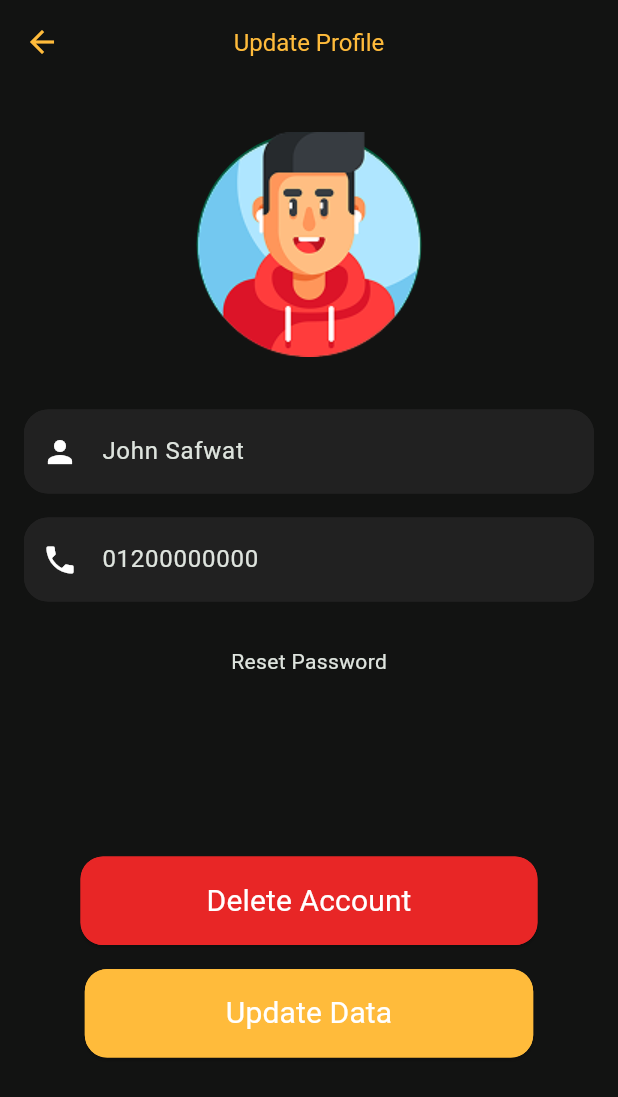
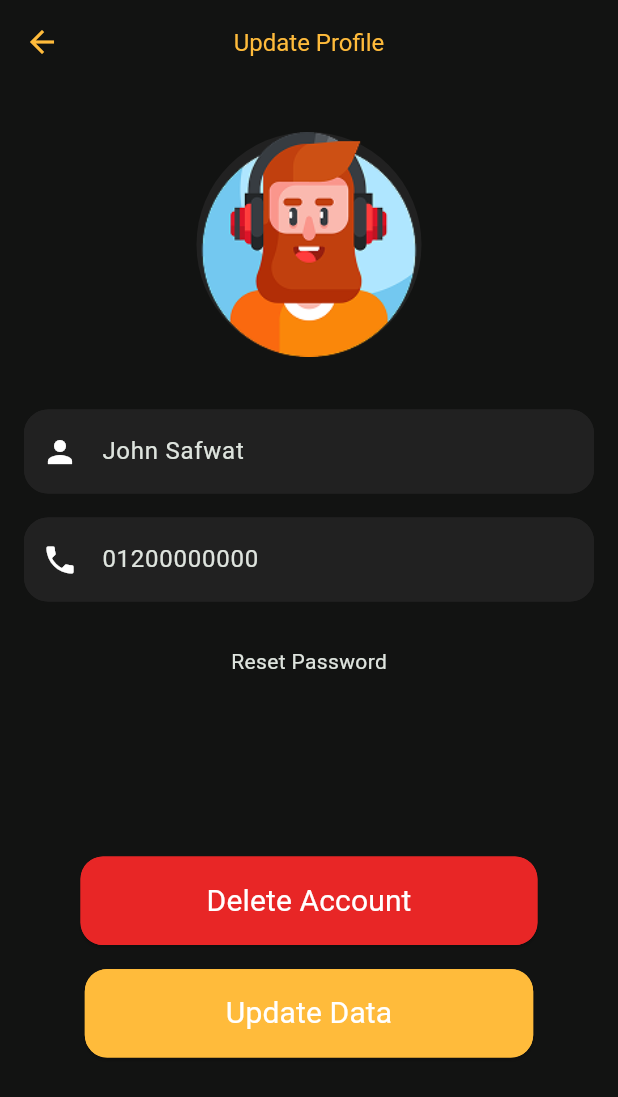
Before and after one commit to 7odsa/movies_flutter, a Flutter app: the screen it shows after launch, after a tap on "Edit Profile", on a phone screen of 412 x 824 dp. Shown: the top 1097 px of the screen. Run offline on Flutter 3.47's test engine with Material 3 defaults, Android fonts, the phone set to English and light mode, and no system bars; our stand-ins replace get_it.

Commit message:
- profile - update_profile

```diff
--- /dev/null
+++ b/lib/feat/profile/presentation/providers/profile_provider.dart
@@ -0,0 +1,24 @@
+import 'package:flutter/material.dart';
+
+class ProfileProvider extends ChangeNotifier {
+  String _userName = 'John Safwat';
+  String _phoneNumber = '01200000000';
+  String _selectedAvatar = 'assets/profile1.png';
+
+
+  String get userName => _userName;
+  String get phoneNumber => _phoneNumber;
+  String get selectedAvatar => _selectedAvatar;
+
+  final List<String> availableAvatars = List.generate(
+    9,
+    (index) => 'assets/profile${index + 1}.png',
+  );
+
+  void updateProfile({String? name, String? phone, String? avatar}) {
+    if (name != null) _userName = name;
+    if (phone != null) _phoneNumber = phone;
+    if (avatar != null) _selectedAvatar = avatar;
+    notifyListeners();
+  }
+}
--- a/lib/feat/profile/presentation/screens/profile_tap.dart
+++ b/lib/feat/profile/presentation/screens/profile_tap.dart
@@ -2,7 +2,9 @@ import 'package:flutter/material.dart';
 import 'package:movies_flutter/_core/constants/app_routs.dart';
 import 'package:movies_flutter/_core/constants/app_style.dart';
 import 'package:movies_flutter/_core/constants/colors.dart';
+import 'package:movies_flutter/feat/profile/presentation/providers/profile_provider.dart';
 import 'package:movies_flutter/feat/profile/presentation/widgets/custom_elevated_buttom.dart';
+import 'package:provider/provider.dart';
 
 class ProfileTap extends StatefulWidget {
   const ProfileTap({super.key});
@@ -14,7 +16,6 @@ class ProfileTap extends StatefulWidget {
 class _ProfileTapState extends State<ProfileTap>
     with SingleTickerProviderStateMixin {
   late final TabController _tabController;
-  String userName = 'John Safwat';
 
   @override
   void initState() {
@@ -32,18 +33,26 @@ class _ProfileTapState extends State<ProfileTap>
     Tab(
       child: Column(
         mainAxisSize: MainAxisSize.min,
+        mainAxisAlignment: MainAxisAlignment.center,
         children: [
-          Icon(Icons.list, color: ColorsApp.yellow),
-          Text('Watch List', style: AppStyle.textTheme.bodySmall),
+          Icon(Icons.list, color: ColorsApp.yellow, size: 20),
+          SizedBox(height: 4),
+          Text('Watch List',
+            style: AppStyle.textTheme.bodySmall?.copyWith(fontSize: 12),
+          ),
         ],
       ),
     ),
     Tab(
       child: Column(
         mainAxisSize: MainAxisSize.min,
+        mainAxisAlignment: MainAxisAlignment.center,
         children: [
-          Icon(Icons.folder, color: ColorsApp.yellow),
-          Text('History', style: AppStyle.textTheme.bodySmall),
+          Icon(Icons.folder, color: ColorsApp.yellow, size: 20),
+          SizedBox(height: 4),
+          Text('History',
+            style: AppStyle.textTheme.bodySmall?.copyWith(fontSize: 12),
+          ),
         ],
       ),
     ),
@@ -88,16 +97,22 @@ class _ProfileTapState extends State<ProfileTap>
   }
 
   Widget buildTabBar() {
-    return TabBar(
+    return Container(
+      height: 70,
+      child: TabBar(
         controller: _tabController,
         tabs: _tabs,
         padding: EdgeInsets.symmetric(vertical: 5),
         indicatorColor: ColorsApp.yellow,
         dividerHeight: 0,
+
+      ),
     );
   }
 
-  Widget buildProfileDetails() => Row(
+  Widget buildProfileDetails() {
+    return Consumer<ProfileProvider>(
+      builder: (context, profileProvider, child) => Row(
         mainAxisAlignment: MainAxisAlignment.center,
         children: [
           Column(
@@ -105,11 +120,11 @@ class _ProfileTapState extends State<ProfileTap>
             children: [
               CircleAvatar(
                 radius: 50,
-            backgroundColor: Colors.blue,
-            child: Image.asset('assets/gamer (1).png'),
+                backgroundColor: ColorsApp.gray,
+                child: Image.asset(profileProvider.selectedAvatar),
               ),
               SizedBox(height: 15),
-          Text(userName, style: AppStyle.textTheme.titleMedium),
+              Text(profileProvider.userName, style: AppStyle.textTheme.titleMedium),
             ],
           ),
           SizedBox(width: 26),
@@ -129,21 +144,18 @@ class _ProfileTapState extends State<ProfileTap>
             ],
           ),
         ],
+      ),
     );
+  }
 
   Widget buildElevatedButtonEditProfile() => CustomElevatedButton(
     horizontal: 26,
     vertical: 12,
     onClick: () async {
-      final updatedName = await Navigator.push(
+      await Navigator.push(
         context,
         AppRouts.updateProfile(),
       );
-      if (updatedName != null) {
-        setState(() {
-          userName = updatedName;
-        });
-      }
     },
     text: 'Edit Profile',
     textStyle: TextStyle(
--- a/lib/feat/profile/presentation/screens/update_profile.dart
+++ b/lib/feat/profile/presentation/screens/update_profile.dart
@@ -1,8 +1,12 @@
 import 'package:flutter/material.dart';
 import 'package:movies_flutter/_core/constants/app_style.dart';
 import 'package:movies_flutter/_core/constants/colors.dart';
+import 'package:movies_flutter/feat/profile/presentation/providers/profile_provider.dart';
 import 'package:movies_flutter/feat/profile/presentation/widgets/custom_elevated_buttom.dart';
 import 'package:movies_flutter/feat/profile/presentation/widgets/custom_text_filed.dart';
+import 'package:provider/provider.dart';
+import 'package:movies_flutter/feat/profile/presentation/screens/avater_selector.dart';
+
 
 class UpdateProfile extends StatefulWidget {
   UpdateProfile({super.key});
@@ -12,18 +16,33 @@ class UpdateProfile extends StatefulWidget {
 }
 
 class _UpdateProfileState extends State<UpdateProfile> {
-  final TextEditingController nameController = TextEditingController(
-    text: 'John Safwat',
-  );
-  final TextEditingController phoneController = TextEditingController(
-    text: '01200000000',
-  );
+  late final TextEditingController nameController;
+  late final TextEditingController phoneController;
+
+  @override
+  void initState() {
+    super.initState();
+    final profileProvider = Provider.of<ProfileProvider>(context, listen: false);
+    nameController = TextEditingController(text: profileProvider.userName);
+    phoneController = TextEditingController(text: profileProvider.phoneNumber);
+  }
 
   @override
   void dispose() {
     nameController.dispose();
     phoneController.dispose();
     super.dispose();
+  }
+
+  void _showAvatarSelector() {
+    showModalBottomSheet(
+      context: context,
+      backgroundColor: ColorsApp.black,
+      shape: RoundedRectangleBorder(
+        borderRadius: BorderRadius.vertical(top: Radius.circular(20)),
+      ),
+      builder: (context) => AvatarSelector(),
+    );
   }
 
   @override
@@ -70,9 +89,16 @@ class _UpdateProfileState extends State<UpdateProfile> {
     );
   }
 
-  ///todo: update avatar
-  Widget buildAvatar() =>
-      CircleAvatar(radius: 75, child: Image.asset('assets/gamer (1).png'));
+  Widget buildAvatar() => Consumer<ProfileProvider>(
+    builder: (context, provider, child) => GestureDetector(
+      onTap: _showAvatarSelector,
+      child: CircleAvatar(
+        radius: 75,
+        backgroundColor: ColorsApp.gray,
+        child: Image.asset(provider.selectedAvatar),
+      ),
+    ),
+  );
 
   Widget buildNameTextField() => CustomTexFiled(
     prefixIcon: Icon(Icons.person, color: ColorsApp.white),
@@ -110,7 +136,12 @@ class _UpdateProfileState extends State<UpdateProfile> {
 
   Widget buildUpdateDataElevatedButton() => CustomElevatedButton(
     onClick: () {
-      Navigator.pop(context, nameController.text);
+      final profileProvider = Provider.of<ProfileProvider>(context, listen: false);
+      profileProvider.updateProfile(
+        name: nameController.text,
+        phone: phoneController.text,
+      );
+      Navigator.pop(context);
     },
     text: 'Update Data',
     textStyle: TextStyle(
--- a/lib/main.dart
+++ b/lib/main.dart
@@ -1,7 +1,9 @@
 import 'package:flutter/material.dart';
 import 'package:flutter_localizations/flutter_localizations.dart';
+import 'package:provider/provider.dart';
 import 'package:movies_flutter/feat/browse/presentation/screens/browse_screen.dart';
 import 'package:movies_flutter/feat/profile/presentation/screens/profile_tap.dart';
+import 'package:movies_flutter/feat/profile/presentation/providers/profile_provider.dart';
 
 import 'package:movies_flutter/generated/l10n.dart';
 
@@ -13,7 +15,15 @@ void main() {
 
   Di.setupDependancyInjection();
 
-  runApp(const MainApp());
+  runApp(
+    MultiProvider(
+      providers: [
+        ChangeNotifierProvider(create: (_) => ProfileProvider()),
+        // Add other providers here if needed
+      ],
+      child: const MainApp(),
+    ),
+  );
 }
 
 class MainApp extends StatelessWidget {
--- a/pubspec.yaml
+++ b/pubspec.yaml
@@ -14,6 +14,7 @@ dependencies:
   flutter_native_splash: ^2.4.6
   get_it: ^8.0.3
   intl: any
+  provider: ^6.1.5
 
 dev_dependencies:
   flutter_test:
```
Also changed, not shown: lib/feat/profile/presentation/screens/avater_selector.dart (added, +66 -0 lines), assets/profile1.png (added), assets/profile2.png (added), assets/profile3.png (added), assets/profile4.png (added), assets/profile5.png (added), assets/profile6.png (added), assets/profile7.png (added), assets/profile8.png (added), assets/profile9.png (added), pubspec.lock. Lines whose indentation alone changed are shown as unchanged.
